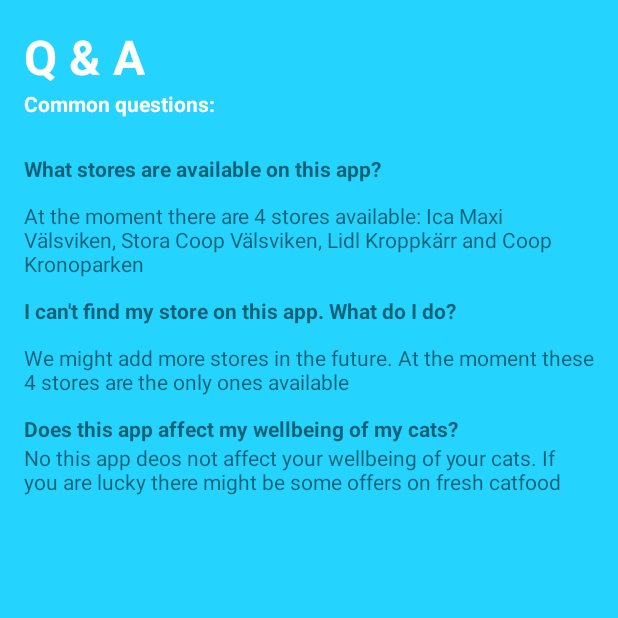
After one commit to LuaySB/App, an Android app: the QuestionsActivity screen opened directly, with no data from a screen before it, on a phone screen of 412 x 824 dp, the top half of it. The commit adds this screen. Run offline under Robolectric (Android 15) with nearby library versions, the phone set to English and light mode, and no system bars.

Commit message:
Skapade Q&A activity och gjorde menyknapp till Q&A knapp

```diff
--- a/app/src/main/AndroidManifest.xml
+++ b/app/src/main/AndroidManifest.xml
@@ -13,6 +13,13 @@
         android:supportsRtl="true"
         android:theme="@style/Theme.NotesPro"
         tools:targetApi="31">
+        <activity
+            android:name=".QuestionsActivity"
+            android:exported="false">
+            <meta-data
+                android:name="android.app.lib_name"
+                android:value="" />
+        </activity>
         <activity
             android:name=".ProductsActivity"
             android:exported="false">
--- a/app/src/main/java/com/example/notespro/HomeFragment.java
+++ b/app/src/main/java/com/example/notespro/HomeFragment.java
@@ -9,6 +9,7 @@ import android.view.LayoutInflater;
 import android.view.View;
 import android.view.ViewGroup;
 import android.widget.Button;
+import android.widget.ImageButton;
 
 import com.google.firebase.auth.FirebaseAuth;
 
@@ -30,6 +31,7 @@ public class HomeFragment extends Fragment implements View.OnClickListener {
 
     FirebaseAuth mAuth;
     Button logOutButton;
+    ImageButton menuBtn;
 
 
     public HomeFragment() {
@@ -67,8 +69,13 @@ public class HomeFragment extends Fragment implements View.OnClickListener {
     public View onCreateView(LayoutInflater inflater, ViewGroup container,
                              Bundle savedInstanceState) {
         View view = inflater.inflate(R.layout.fragment_home, container, false);
+
         logOutButton = view.findViewById(R.id.logOutBtn);
+        menuBtn = view.findViewById(R.id.start_screen_menu_btn);
+
         logOutButton.setOnClickListener(this);
+        menuBtn.setOnClickListener((v)-> startActivity(new Intent(getContext(), QuestionsActivity.class)));
+
         return view;
     }
 
--- /dev/null
+++ b/app/src/main/java/com/example/notespro/QuestionsActivity.java
@@ -0,0 +1,14 @@
+package com.example.notespro;
+
+import androidx.appcompat.app.AppCompatActivity;
+
+import android.os.Bundle;
+
+public class QuestionsActivity extends AppCompatActivity {
+
+    @Override
+    protected void onCreate(Bundle savedInstanceState) {
+        super.onCreate(savedInstanceState);
+        setContentView(R.layout.activity_questions);
+    }
+}
--- /dev/null
+++ b/app/src/main/res/drawable/ic_baseline_help_24.xml
@@ -0,0 +1,5 @@
+<vector android:height="24dp" android:tint="#000000"
+    android:viewportHeight="24" android:viewportWidth="24"
+    android:width="24dp" xmlns:android="http://schemas.android.com/apk/res/android">
+    <path android:fillColor="@android:color/white" android:pathData="M12,2C6.48,2 2,6.48 2,12s4.48,10 10,10 10,-4.48 10,-10S17.52,2 12,2zM13,19h-2v-2h2v2zM15.07,11.25l-0.9,0.92C13.45,12.9 13,13.5 13,15h-2v-0.5c0,-1.1 0.45,-2.1 1.17,-2.83l1.24,-1.26c0.37,-0.36 0.59,-0.86 0.59,-1.41 0,-1.1 -0.9,-2 -2,-2s-2,0.9 -2,2L8,9c0,-2.21 1.79,-4 4,-4s4,1.79 4,4c0,0.88 -0.36,1.68 -0.93,2.25z"/>
+</vector>
--- /dev/null
+++ b/app/src/main/res/layout/activity_questions.xml
@@ -0,0 +1,98 @@
+<?xml version="1.0" encoding="utf-8"?>
+<RelativeLayout xmlns:android="http://schemas.android.com/apk/res/android"
+    xmlns:app="http://schemas.android.com/apk/res-auto"
+    xmlns:tools="http://schemas.android.com/tools"
+    android:layout_width="match_parent"
+    android:layout_height="match_parent"
+    android:background="@color/my_primary"
+    android:padding="16dp">
+
+    <RelativeLayout
+        android:layout_width="match_parent"
+        android:layout_height="wrap_content"
+        android:id="@+id/title_bar_layout">
+
+        <TextView
+            android:layout_width="wrap_content"
+            android:layout_height="wrap_content"
+            android:id="@+id/page_title"
+            android:text="Q &amp; A"
+            android:textSize="32sp"
+            android:textColor="@color/white"
+            android:textStyle="bold"/>
+
+    </RelativeLayout>
+
+    <LinearLayout
+        android:layout_width="409dp"
+        android:layout_height="729dp"
+        android:orientation="vertical"
+        tools:layout_editor_absoluteX="1dp"
+        tools:layout_editor_absoluteY="1dp"
+        android:layout_below="@+id/title_bar_layout">
+
+        <TextView
+            android:id="@+id/textView2"
+            android:layout_width="match_parent"
+            android:layout_height="wrap_content"
+            android:layout_marginBottom="24dp"
+            android:textStyle="bold"
+            android:text="Common questions:"
+            android:textColor="@color/white"/>
+
+        <LinearLayout
+            android:layout_width="wrap_content"
+            android:layout_height="wrap_content"
+            android:orientation="vertical"
+            tools:layout_editor_absoluteX="1dp"
+            tools:layout_editor_absoluteY="1dp"
+            android:id="@+id/Questions">
+
+            <TextView
+                android:id="@+id/question1"
+                android:layout_width="match_parent"
+                android:layout_height="wrap_content"
+                android:textStyle="bold"
+                android:layout_marginBottom="12dp"
+                android:text="What stores are available on this app?"/>
+
+            <TextView
+                android:id="@+id/answer1"
+                android:layout_width="match_parent"
+                android:layout_height="wrap_content"
+                android:layout_marginBottom="12dp"
+                android:text="At the moment there are 4 stores available: Ica Maxi Välsviken, Stora Coop Välsviken, Lidl Kroppkärr and Coop Kronoparken"/>
+
+            <TextView
+                android:id="@+id/question2"
+                android:layout_width="match_parent"
+                android:layout_height="wrap_content"
+                android:textStyle="bold"
+                android:layout_marginBottom="12dp"
+                android:text="I can't find my store on this app. What do I do?"/>
+
+            <TextView
+                android:id="@+id/answer2"
+                android:layout_width="match_parent"
+                android:layout_height="wrap_content"
+                android:layout_marginBottom="12dp"
+                android:text="We might add more stores in the future. At the moment these 4 stores are the only ones available"/>
+
+            <TextView
+                android:id="@+id/question3"
+                android:layout_width="match_parent"
+                android:layout_height="wrap_content"
+                android:textStyle="bold"
+                android:text="Does this app affect my wellbeing of my cats?"/>
+
+            <TextView
+                android:id="@+id/answer3"
+                android:layout_width="match_parent"
+                android:layout_height="wrap_content"
+                android:text="No this app deos not affect your wellbeing of your cats. If you are lucky there might be some offers on fresh catfood"/>
+
+
+        </LinearLayout>
+
+    </LinearLayout>
+</RelativeLayout>
--- a/app/src/main/res/layout/fragment_home.xml
+++ b/app/src/main/res/layout/fragment_home.xml
@@ -17,13 +17,13 @@
 
     <RelativeLayout
         android:layout_width="match_parent"
-        android:layout_height="wrap_content"
+        android:layout_height="64dp"
         android:id="@+id/home_activity_top_layout">
 
         <Button
             android:id="@+id/logOutBtn"
             android:layout_width="wrap_content"
-            android:layout_height="wrap_content"
+            android:layout_height="match_parent"
             android:layout_marginStart="7dp"
             android:layout_marginTop="7dp"
             android:layout_marginEnd="7dp"
@@ -32,16 +32,14 @@
             android:text="Logga ut" />
 
         <ImageButton
-            android:layout_width="wrap_content"
-            android:layout_height="wrap_content"
+            android:layout_width="64dp"
+            android:layout_height="match_parent"
             android:id="@+id/start_screen_menu_btn"
-            android:src="@drawable/ic_baseline_menu_24"
+            android:src="@drawable/ic_baseline_help_24"
             app:tint="@color/white"
             android:backgroundTint="@color/my_primary"
             android:layout_alignParentEnd="true"
             android:layout_centerVertical="true"
-            android:layout_marginEnd="0dp"
-            android:layout_marginTop="0dp"
             />
 
     </RelativeLayout>
```
